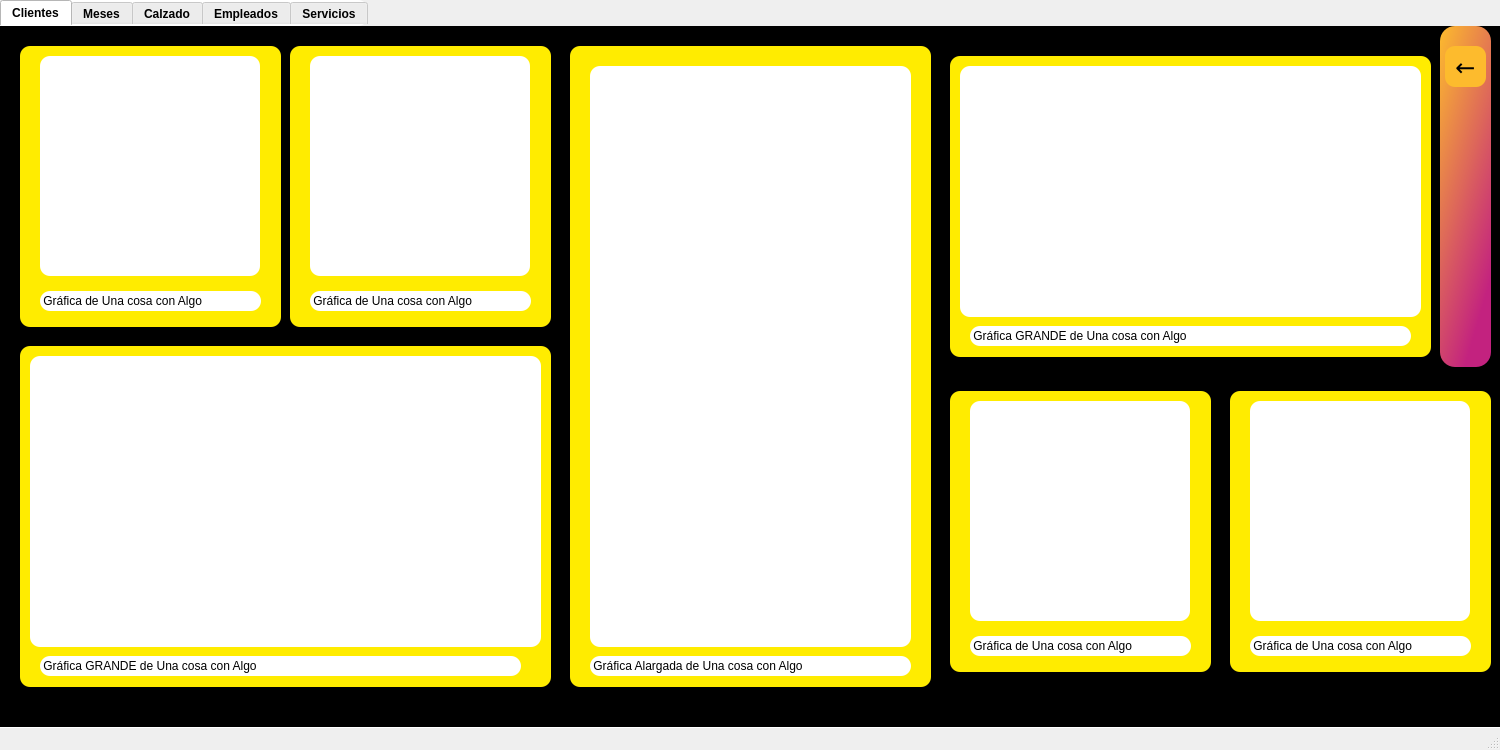
Before: the Qt Designer form dashboard.ui in xXDatiXx/DashBoard_Bases, drawn with Qt 5.
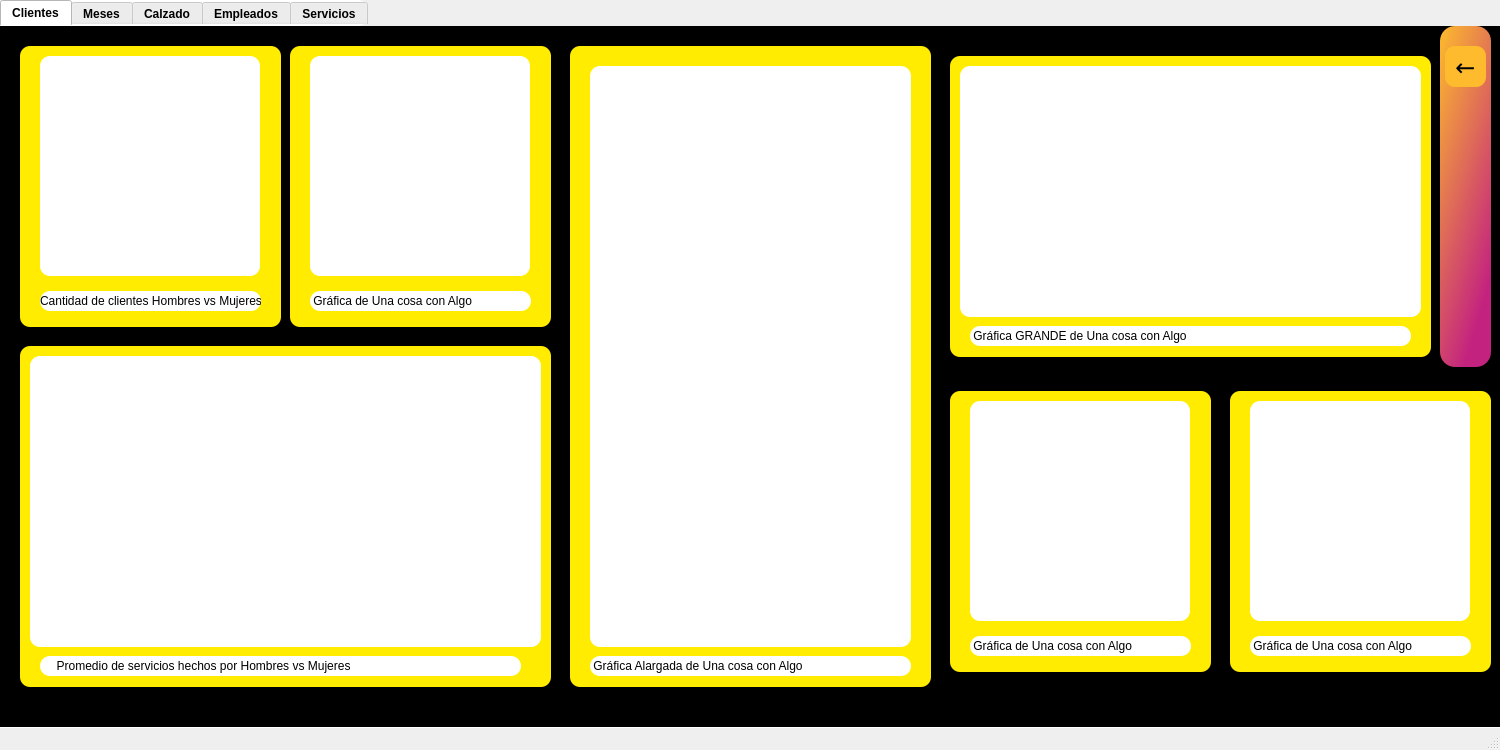
After: the same form once the commit is applied.

```diff
--- a/dashboard.ui
+++ b/dashboard.ui
@@ -149,7 +149,7 @@
        </rect>
       </property>
       <property name="text">
-       <string> Gráfica de Una cosa con Algo</string>
+       <string>Cantidad de clientes Hombres vs Mujeres</string>
       </property>
      </widget>
      <widget class="QLabel" name="label_5">
@@ -201,7 +201,7 @@
        </rect>
       </property>
       <property name="text">
-       <string> Gráfica GRANDE de Una cosa con Algo</string>
+       <string>     Promedio de servicios hechos por Hombres vs Mujeres</string>
       </property>
      </widget>
      <widget class="QLabel" name="label_6">
```
